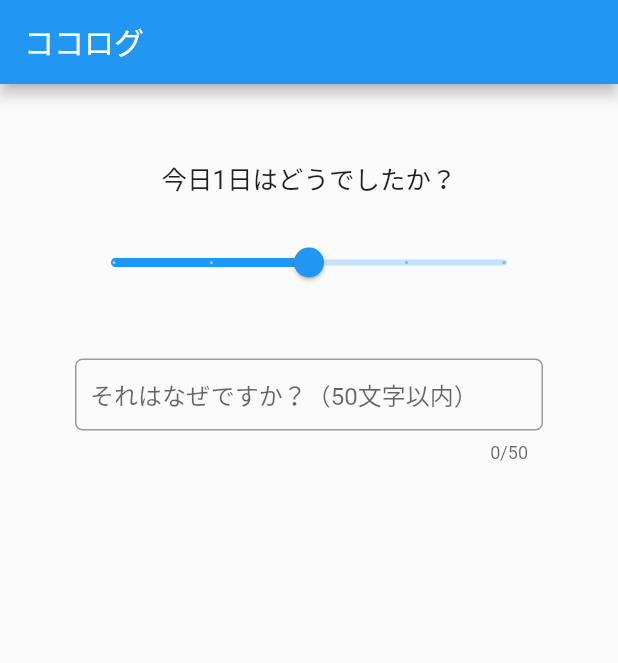
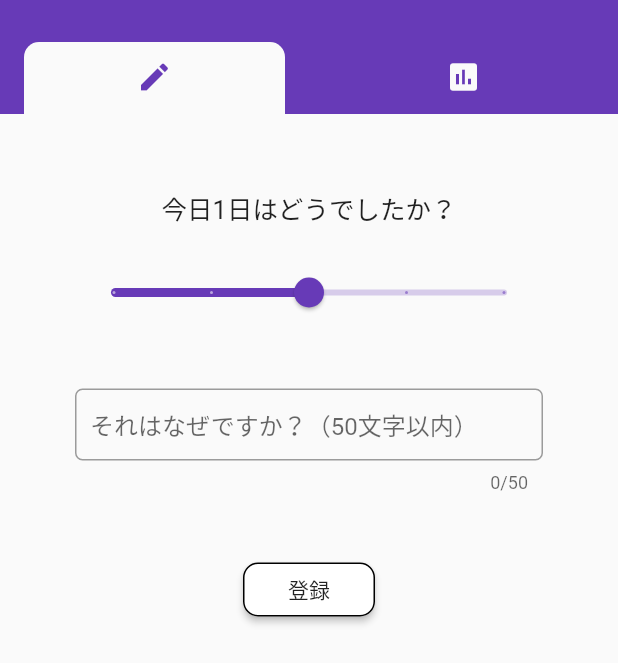
Before and after one commit to h-tko/kokolog, a Flutter app: the screen it shows after launch, on a phone screen of 412 x 824 dp. Shown: the top 663 px of the screen. Run offline on Flutter 3.47's test engine with Material 2 defaults, Android fonts, the phone set to English and light mode, and no system bars; our stand-ins replace sqflite; accounts and stored records are empty.

Commit message:
登録機能完了

```diff
--- a/lib/config/colors.dart
+++ b/lib/config/colors.dart
@@ -1,3 +1,4 @@
 import 'package:flutter/material.dart';
 
+final primaryColor = Colors.deepPurple;
 final textFormPrimaryColor = Colors.black87;
--- a/lib/dao/dao.dart
+++ b/lib/dao/dao.dart
@@ -33,7 +33,7 @@ abstract class Dao {
       month INTEGER NOT NULL,
       day INTEGER NOT NULL,
       kokoro INTEGER NOT NULL,
-      comment TEXT NOT NULL
+      reason TEXT NOT NULL
     );
     """);
   }
--- a/lib/dao/record.dart
+++ b/lib/dao/record.dart
@@ -4,7 +4,7 @@ import 'package:sqflite/sql.dart';
 
 class Record extends Dao {
   @override
-  String get tableName => throw UnimplementedError();
+  String get tableName => "records";
 
   Future<int> save(RecordModel record) async {
     final db = await database;
--- a/lib/main.dart
+++ b/lib/main.dart
@@ -1,8 +1,8 @@
 import 'package:flutter/material.dart';
+import 'package:kokolog/config/colors.dart';
 import 'package:kokolog/di/registory.dart';
 import 'package:provider/provider.dart';
-import 'ui/regist/regist.dart';
-import 'view_model/regist_view_model.dart';
+import 'ui/home/home.dart';
 
 void main() => runApp(KokologApp());
 
@@ -13,7 +13,7 @@ class KokologApp extends StatelessWidget {
     return MaterialApp(
       home: ChangeNotifierProvider(
         create: (_) => ViewModelRegistory.makeRegistViewModel(),
-        child: Regist(),
+        child: Home(),
       ),
       title: 'ココログ',
       theme: ThemeData(
@@ -26,7 +26,7 @@ class KokologApp extends StatelessWidget {
         // or simply save your changes to "hot reload" in a Flutter IDE).
         // Notice that the counter didn't reset back to zero; the application
         // is not restarted.
-        primarySwatch: Colors.blue,
+        primarySwatch: primaryColor,
       ),
     );
   }
--- a/lib/model/record_model.dart
+++ b/lib/model/record_model.dart
@@ -4,9 +4,9 @@ class RecordModel {
   int month;
   int day;
   int kokoro;
-  String comment;
+  String reason;
 
-  RecordModel({this.year, this.month, this.day, this.kokoro, this.comment});
+  RecordModel({this.year, this.month, this.day, this.kokoro, this.reason});
 
   Map<String, dynamic> toMap() {
     return {
@@ -15,7 +15,7 @@ class RecordModel {
       "month": this.month,
       "day": this.day,
       "kokoro": this.kokoro,
-      "comment": this.comment,
+      "reason": this.reason,
     };
   }
 }
--- /dev/null
+++ b/lib/ui/home/home.dart
@@ -0,0 +1,51 @@
+import 'package:flutter/material.dart';
+import 'package:kokolog/config/colors.dart';
+import 'package:kokolog/ui/home/tab_item/chart.dart';
+import 'package:kokolog/ui/home/tab_item/regist.dart';
+
+class Home extends StatelessWidget {
+  final _tab = <Tab>[
+    Tab(
+      child: Align(alignment: Alignment.center, child: Icon(Icons.create)),
+    ),
+    Tab(
+      child:
+          Align(alignment: Alignment.center, child: Icon(Icons.insert_chart)),
+    ),
+  ];
+
+  @override
+  Widget build(BuildContext context) {
+    return DefaultTabController(
+      length: _tab.length,
+      child: Scaffold(
+        appBar: AppBar(
+          backgroundColor: primaryColor,
+          elevation: 0,
+          bottom: PreferredSize(
+            child: TabBar(
+              labelColor: primaryColor,
+              unselectedLabelColor: Theme.of(context).scaffoldBackgroundColor,
+              indicatorSize: TabBarIndicatorSize.label,
+              indicator: BoxDecoration(
+                borderRadius: BorderRadius.only(
+                  topLeft: Radius.circular(10),
+                  topRight: Radius.circular(10),
+                ),
+                color: Theme.of(context).scaffoldBackgroundColor,
+              ),
+              tabs: _tab,
+            ),
+            preferredSize: Size.fromHeight(20.0),
+          ),
+        ),
+        body: TabBarView(
+          children: <Widget>[
+            Regist(),
+            Chart(),
+          ],
+        ),
+      ),
+    );
+  }
+}
--- a/lib/ui/regist/regist.dart
+++ b/lib/ui/home/tab_item/regist.dart
@@ -13,9 +13,7 @@ class Regist extends StatelessWidget {
     _kokoro =
         Provider.of<RegistViewModel>(context).getKokoro().value.toDouble();
 
-    return Scaffold(
-      appBar: AppBar(title: const Text('ココログ')),
-      body: Column(
+    return Column(
       children: <Widget>[
         Expanded(
           child: Stack(
@@ -25,8 +23,42 @@ class Regist extends StatelessWidget {
           ),
         ),
       ],
+    );
+  }
+
+  _showErrorDialog(BuildContext context) {
+    showDialog(
+        context: context,
+        builder: (_) {
+          return AlertDialog(
+            title: Text("入力に誤りがあります"),
+            content:
+                Text(Provider.of<RegistViewModel>(context).errorsToString()),
+            actions: <Widget>[
+              FlatButton(
+                child: Text("確認"),
+                onPressed: () => Navigator.pop(context),
               ),
+            ],
           );
+        });
+  }
+
+  _showSuccessDialog(BuildContext context) {
+    showDialog(
+        context: context,
+        builder: (_) {
+          return AlertDialog(
+            title: Text("完了"),
+            content: Text("登録されました"),
+            actions: <Widget>[
+              FlatButton(
+                child: Text("確認"),
+                onPressed: () => Navigator.pop(context),
+              ),
+            ],
+          );
+        });
   }
 
   Widget _buildInputs(BuildContext context) {
@@ -86,6 +118,33 @@ class Regist extends StatelessWidget {
                 ),
               ),
             ),
+            Padding(
+              padding: EdgeInsets.only(top: 40.0),
+              child: Align(
+                alignment: Alignment.topCenter,
+                child: RaisedButton(
+                  child: Text("登録"),
+                  color: Colors.white,
+                  shape: OutlineInputBorder(
+                    borderRadius: BorderRadius.all(Radius.circular(10.0)),
+                  ),
+                  onPressed: () {
+                    var future =
+                        Provider.of<RegistViewModel>(context, listen: false)
+                            .onPressedRegist();
+
+                    future.then((result) {
+                      if (!result) {
+                        _showErrorDialog(context);
+                        return;
+                      }
+
+                      _showSuccessDialog(context);
+                    });
+                  },
+                ),
+              ),
+            ),
           ],
         ),
       ),
```
Also changed, not shown: lib/ui/home/tab_item/chart.dart (added, +12 -0 lines), lib/view_model/regist_view_model.dart (+48 -6 lines). Lines whose indentation alone changed are shown as unchanged.
